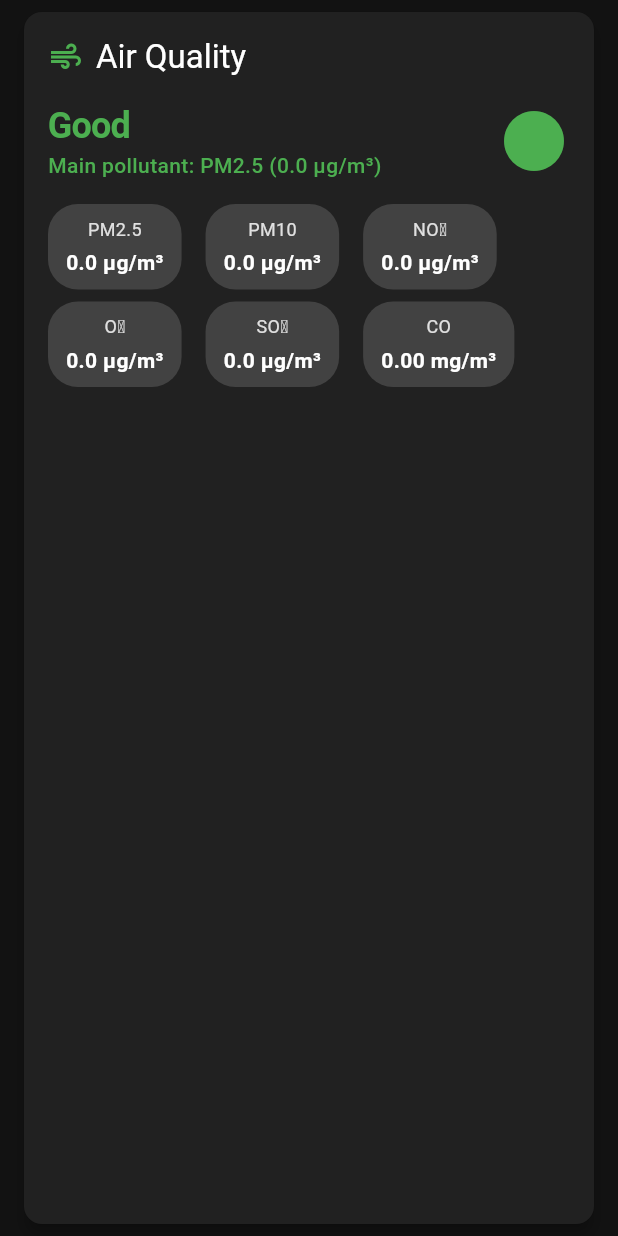
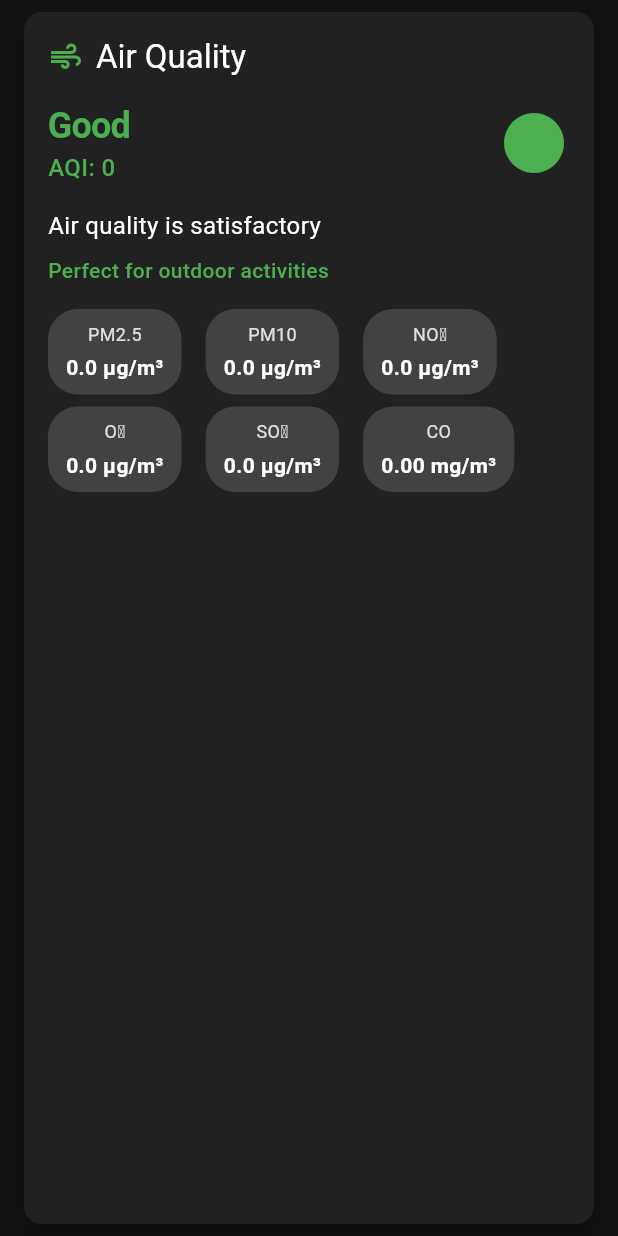
Before and after one commit to RevanthSurapaneni/cool-weather, a Flutter app: the AirQualityWidget widget shown alone on an empty page, opened directly with empty values, on a phone screen of 412 x 824 dp. Run offline on Flutter 3.47's test engine with Material 3 defaults, Android fonts, the phone set to English and light mode, and no system bars; our stand-ins replace geolocator, shared_preferences, weather_icons; accounts and stored records are empty; Roboto replaces fonts that are missing (Poppins).

Commit message:
Add US AQI support and update air quality widget to display relevant information

```diff
--- a/lib/services/weather_service.dart
+++ b/lib/services/weather_service.dart
@@ -55,7 +55,7 @@ class WeatherService {
       'latitude': lat.toString(),
       'longitude': lon.toString(),
       'hourly':
-          'pm2_5,pm10,carbon_monoxide,sulphur_dioxide,ozone,nitrogen_dioxide,european_aqi',
+          'pm2_5,pm10,carbon_monoxide,sulphur_dioxide,ozone,nitrogen_dioxide,us_aqi',
       'timezone': 'auto',
     };
 
@@ -231,6 +231,7 @@ class AirQualityData {
   final double ozone;
   final double nitrogen_dioxide;
   final int europeanAQI;
+  final int usAQI; // Add US AQI field
   final DateTime time;
 
   AirQualityData({
@@ -241,6 +242,7 @@ class AirQualityData {
     required this.ozone,
     required this.nitrogen_dioxide,
     required this.europeanAQI,
+    required this.usAQI, // Add US AQI parameter
     required this.time,
   });
 
@@ -271,6 +273,7 @@ class AirQualityData {
     final nitrogenDioxidelist =
         json['hourly']['nitrogen_dioxide'] as List<dynamic>?;
     final europeanAQIList = json['hourly']['european_aqi'] as List<dynamic>?;
+    final usAQIList = json['hourly']['us_aqi'] as List<dynamic>?;
 
     print('PM2.5 List: $pm2_5List'); // Log the PM2.5 list
     print('Current Index: $currentIndex'); // Log the current index
@@ -310,6 +313,11 @@ class AirQualityData {
             fallbackIndex < europeanAQIList.length)
         ? europeanAQIList[fallbackIndex] as int
         : 0;
+    final usAQI = (usAQIList != null &&
+            fallbackIndex != -1 &&
+            fallbackIndex < usAQIList.length)
+        ? usAQIList[fallbackIndex] as int
+        : 0;
 
     return AirQualityData(
       pm2_5: pm2_5,
@@ -319,6 +327,7 @@ class AirQualityData {
       ozone: ozone,
       nitrogen_dioxide: nitrogenDioxide,
       europeanAQI: europeanAQI,
+      usAQI: usAQI,
       time: (fallbackIndex != -1 && timeList.length > fallbackIndex)
           ? DateTime.parse(timeList[fallbackIndex])
           : DateTime.now(),
--- a/lib/widgets/air_quality_widget.dart
+++ b/lib/widgets/air_quality_widget.dart
@@ -2,85 +2,65 @@ import 'package:flutter/material.dart';
 import '../services/weather_service.dart';
 
 class AirQualityUtils {
-  // Each pollutant has different breakpoints based on EPA standards
-  static (String, double, double) _getMainPollutant(AirQualityData data) {
-    // Scale each pollutant to its own index (based on EPA standards)
-    Map<String, double> scaledValues = {
-      'PM2.5': data.pm2_5 / 12.0, // Good level is ≤ 12.0 μg/m³
-      'PM10': data.pm10 / 54.0, // Good level is ≤ 54 μg/m³
-      'NO₂': data.nitrogen_dioxide / 53, // Good level is ≤ 53 ppb
-      'O₃': data.ozone / 54, // Good level is ≤ 54 ppb (8-hour)
-      'SO₂': data.sulphur_dioxide / 35, // Good level is ≤ 35 ppb
-    };
+  static (String, Color, String, String, List<String>) getAQIInfo(
+      AirQualityData data) {
+    // Using US AQI standards
+    final int aqi = data.usAQI;
+    String category;
+    Color color;
+    String description;
+    String mainAdvice;
+    List<String> sensitiveGroups;
 
-    // Find the worst pollutant (highest ratio compared to its "good" threshold)
-    String worstPollutant = 'PM2.5'; // default
-    double maxRatio = 0;
-    double actualValue = 0;
-
-    scaledValues.forEach((pollutant, ratio) {
-      if (ratio > maxRatio) {
-        maxRatio = ratio;
-        worstPollutant = pollutant;
-        switch (pollutant) {
-          case 'PM2.5':
-            actualValue = data.pm2_5;
-            break;
-          case 'PM10':
-            actualValue = data.pm10;
-            break;
-          case 'NO₂':
-            actualValue = data.nitrogen_dioxide;
-            break;
-          case 'O₃':
-            actualValue = data.ozone;
-            break;
-          case 'SO₂':
-            actualValue = data.sulphur_dioxide;
-            break;
-        }
-      }
-    });
-
-    return (worstPollutant, actualValue, maxRatio);
-  }
-
-  static (String, Color, String, double) getAQIInfo(AirQualityData data) {
-    final (pollutant, value, ratio) = _getMainPollutant(data);
-
-    // Determine AQI category based on ratio
-    String description;
-    Color color;
-    String advice;
-
-    if (ratio <= 1.0) {
-      description = 'Good';
+    if (aqi <= 50) {
+      category = 'Good';
       color = Colors.green;
-      advice = 'Air quality is good, enjoy outdoor activities';
-    } else if (ratio <= 2.0) {
-      description = 'Moderate';
+      description = 'Air quality is satisfactory';
+      mainAdvice = 'Perfect for outdoor activities';
+      sensitiveGroups = ['None'];
+    } else if (aqi <= 100) {
+      category = 'Moderate';
       color = Colors.yellow;
-      advice =
-          'Acceptable air quality. Consider reducing prolonged outdoor activity if sensitive';
-    } else if (ratio <= 3.0) {
-      description = 'Unhealthy for Sensitive Groups';
+      description = 'Air quality is acceptable';
+      mainAdvice =
+          'Unusually sensitive people should consider reducing prolonged outdoor exertion';
+      sensitiveGroups = ['People with respiratory diseases'];
+    } else if (aqi <= 150) {
+      category = 'Unhealthy for Sensitive Groups';
       color = Colors.orange;
-      advice = 'Sensitive groups should limit outdoor activities';
-    } else if (ratio <= 4.0) {
-      description = 'Unhealthy';
+      description = 'Members of sensitive groups may experience health effects';
+      mainAdvice = 'Reduce prolonged or heavy outdoor exertion';
+      sensitiveGroups = [
+        'People with lung disease',
+        'Children and older adults',
+        'People who are active outdoors'
+      ];
+    } else if (aqi <= 200) {
+      category = 'Unhealthy';
       color = Colors.red;
-      advice = 'Everyone should reduce outdoor activities';
-    } else if (ratio <= 5.0) {
-      description = 'Very Unhealthy';
+      description = 'Everyone may begin to experience health effects';
+      mainAdvice = 'Avoid prolonged outdoor exertion';
+      sensitiveGroups = [
+        'People with respiratory or heart disease',
+        'Children and older adults',
+        'Everyone who is active outdoors'
+      ];
+    } else if (aqi <= 300) {
+      category = 'Very Unhealthy';
       color = Colors.purple;
-      advice = 'Avoid outdoor activities if possible';
+      description = 'Health warnings of emergency conditions';
+      mainAdvice = 'Avoid all outdoor activities';
+      sensitiveGroups = ['Everyone'];
     } else {
-      description = 'Hazardous';
+      category = 'Hazardous';
       color = Colors.brown;
-      advice = 'Stay indoors, avoid all outdoor activities';
+      description =
+          'Health alert: everyone may experience serious health effects';
+      mainAdvice = 'Stay indoors and keep activity levels low';
+      sensitiveGroups = ['Everyone'];
     }
 
-    return (description, color, pollutant, value);
+    return (category, color, description, mainAdvice, sensitiveGroups);
   }
 }
 
@@ -91,7 +71,7 @@ class AirQualityWidget extends StatelessWidget {
 
   @override
   Widget build(BuildContext context) {
-    final (description, color, pollutant, value) =
+    final (category, color, description, mainAdvice, sensitiveGroups) =
         AirQualityUtils.getAQIInfo(data);
 
     return Card(
@@ -121,7 +101,7 @@ class AirQualityWidget extends StatelessWidget {
                   crossAxisAlignment: CrossAxisAlignment.start,
                   children: [
                     Text(
-                      description,
+                      category,
                       style:
                           Theme.of(context).textTheme.headlineSmall?.copyWith(
                                 color: color,
@@ -129,8 +109,9 @@ class AirQualityWidget extends StatelessWidget {
                               ),
                     ),
                     Text(
-                      'Main pollutant: $pollutant (${value.toStringAsFixed(1)} μg/m³)',
+                      'AQI: ${data.usAQI}',
                       style: TextStyle(
+                        fontSize: 16,
                         color: color,
                         fontWeight: FontWeight.w500,
                       ),
@@ -144,6 +125,37 @@ class AirQualityWidget extends StatelessWidget {
                 ),
               ],
             ),
+            const SizedBox(height: 16),
+            Text(
+              description,
+              style: const TextStyle(fontSize: 16),
+            ),
+            const SizedBox(height: 8),
+            Text(
+              mainAdvice,
+              style: TextStyle(
+                fontSize: 14,
+                color: color,
+                fontWeight: FontWeight.w500,
+              ),
+            ),
+            if (sensitiveGroups.isNotEmpty &&
+                sensitiveGroups.first != 'None') ...[
+              const SizedBox(height: 16),
+              Text(
+                'Sensitive Groups:',
+                style: Theme.of(context).textTheme.titleMedium,
+              ),
+              ...sensitiveGroups.map((group) => Padding(
+                    padding: const EdgeInsets.only(top: 4),
+                    child: Row(
+                      children: [
+                        const Icon(Icons.arrow_right, size: 16),
+                        Text(group),
+                      ],
+                    ),
+                  )),
+            ],
             const SizedBox(height: 16),
             Wrap(
               spacing: 16,
--- a/lib/widgets/forecast_widgets.dart
+++ b/lib/widgets/forecast_widgets.dart
@@ -4,7 +4,7 @@ import 'dart:math' show min;
 import 'package:weather_icons/weather_icons.dart';
 import '../services/weather_service.dart';
 import '../utils/custom_scroll_behavior.dart';
-import 'air_quality_widget.dart'; // Add this import
+import 'air_quality_widget.dart';
 
 const Map<int, String> weatherDescriptions = {
   0: 'Clear sky',
@@ -521,7 +521,7 @@ class CurrentWeatherWidget extends StatelessWidget {
     String pm25Value = 'N/A';
 
     if (weatherData.airQualityData != null) {
-      final (description, color, _, _) =
+      final (description, color, _, _, _) =
           AirQualityUtils.getAQIInfo(weatherData.airQualityData!);
       airQualityDescription = description;
       airQualityColor = color;
```
